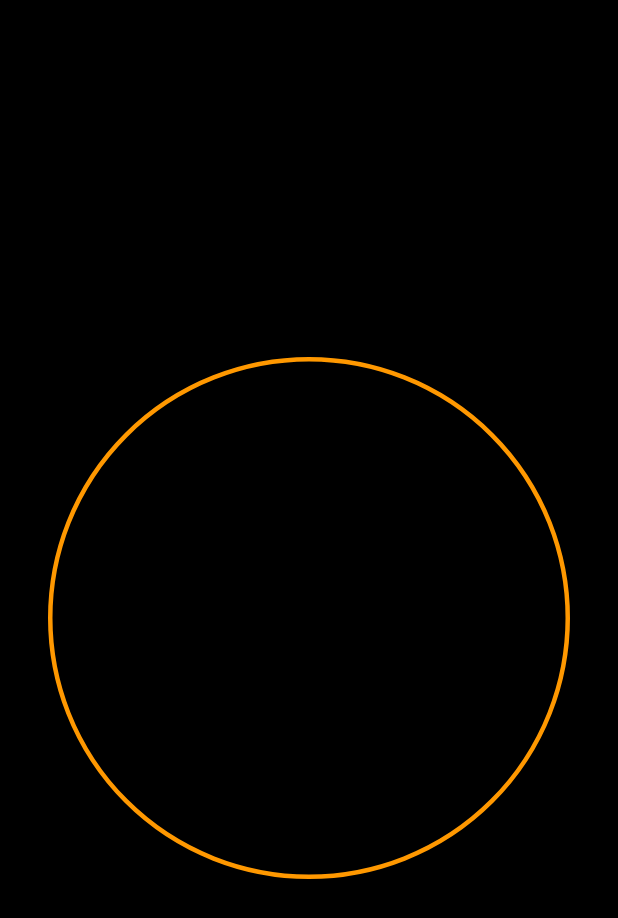
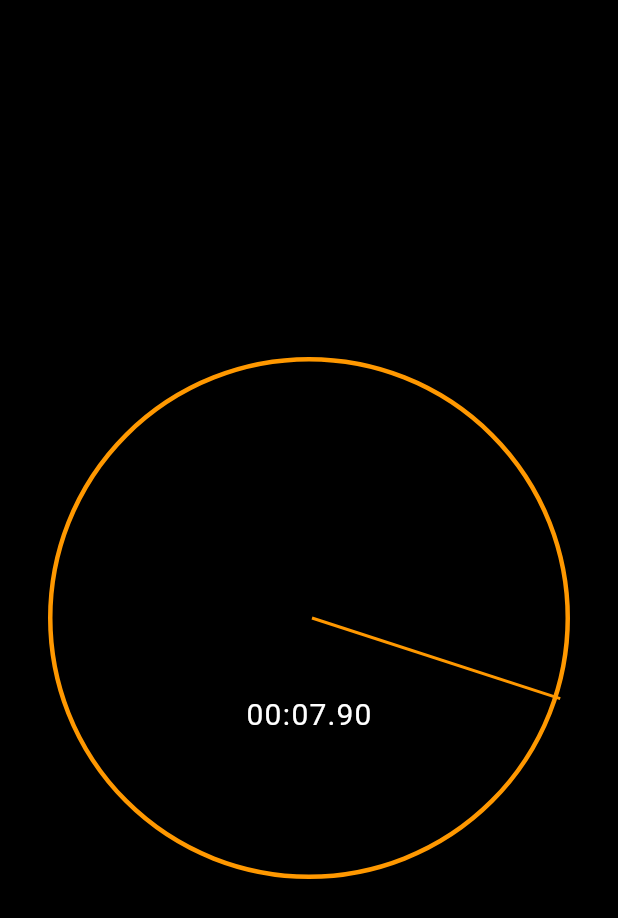
Before and after one commit to ditateum/stopwatch_flutter, a Flutter app: the screen it shows after launch, on a phone screen of 412 x 824 dp. Shown: the top 918 px of the screen. Run offline on Flutter 3.47's test engine with Material 2 defaults, Android fonts, the phone set to English and light mode, and no system bars.

Commit message:
Implementing the animated clock-hand

```diff
--- /dev/null
+++ b/lib/ui/clock_hand.dart
@@ -0,0 +1,31 @@
+import 'package:flutter/material.dart';
+
+class ClockHand extends StatelessWidget {
+  const ClockHand({
+    super.key,
+    required this.rotationZAngle,
+    required this.handThickness,
+    required this.handLength,
+    required this.color,
+  });
+
+  final double rotationZAngle;
+  final double handThickness;
+  final double handLength;
+  final Color color;
+
+  @override
+  Widget build(BuildContext context) {
+    return Transform(
+      alignment: Alignment.topCenter,
+      transform: Matrix4.identity()
+        ..translate(handThickness / 2, 0.0, 0.0)
+        ..rotateZ(rotationZAngle),
+      child: Container(
+        height: handLength,
+        width: handThickness,
+        color: color,
+      ),
+    );
+  }
+}
--- a/lib/ui/elapsed_time_text.dart
+++ b/lib/ui/elapsed_time_text.dart
@@ -15,7 +15,7 @@ class ElapsedTimeText extends StatelessWidget {
     final hundredsStr = hundreds.toStringAsFixed(0).padLeft(2, '0');
     final secondsStr = seconds.toString().padLeft(2, '0');
     final minutesStr = minutes.toString().padLeft(2, '0');
-    const digitWidth = 24.0;
+    const digitWidth = 12.0;
 
     return Row(
       mainAxisAlignment: MainAxisAlignment.center,
@@ -48,7 +48,7 @@ class TimeDigit extends StatelessWidget {
       width: width,
       child: Text(
         text,
-        style: const TextStyle(fontSize: 40.0),
+        style: const TextStyle(fontSize: 20.0),
         textAlign: TextAlign.center,
       ),
     );
--- a/lib/ui/stopwatch_renderer.dart
+++ b/lib/ui/stopwatch_renderer.dart
@@ -1,4 +1,8 @@
+import 'dart:math';
+
 import 'package:flutter/material.dart';
+import 'package:stopwatch_flutter/ui/clock_hand.dart';
+import 'package:stopwatch_flutter/ui/elapsed_time_text.dart';
 
 class StopwatchRenderer extends StatelessWidget {
   const StopwatchRenderer({
@@ -22,10 +26,24 @@ class StopwatchRenderer extends StatelessWidget {
             borderRadius: BorderRadius.circular(radius),
           ),
         ),
-
-        // ElapsedTimeText(
-        //   elapsed: elapsed,
-        // ),
+        Positioned(
+          left: radius,
+          top: radius,
+          child: ClockHand(
+            rotationZAngle: pi + (2 * pi / 6000) * elapsed.inMilliseconds,
+            handThickness: 2,
+            handLength: radius,
+            color: Colors.orange,
+          ),
+        ),
+        Positioned(
+          left: 0,
+          right: 0,
+          top: radius * 1.3,
+          child: ElapsedTimeText(
+            elapsed: elapsed,
+          ),
+        ),
       ],
     );
   }
```
